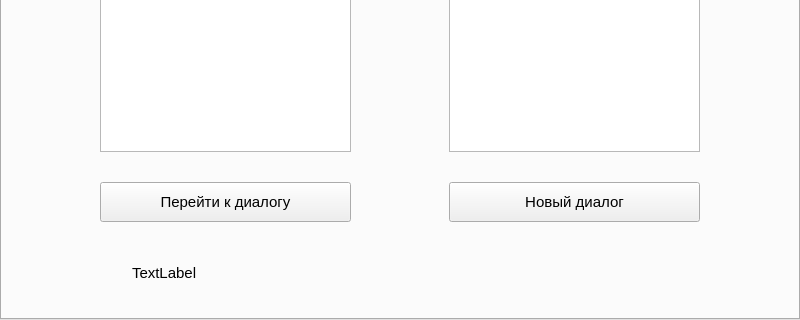
This is Client/mainwidget.ui in Kekuch13/messenger as Qt 5 draws it before an edit; both pictures show x 0 to 800 and y 280 to 600 of the 800 by 600 pixel window. The edited form follows.
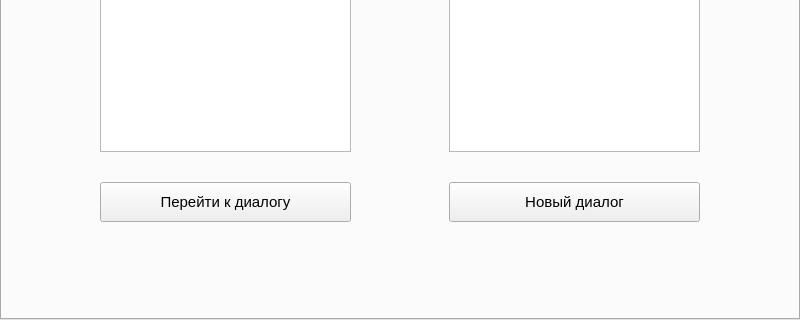
This is the edited form.

Commit message: небольшой рефакторинг

What changed in the file:
```diff
--- a/Client/mainwidget.ui
+++ b/Client/mainwidget.ui
@@ -277,18 +277,8 @@
        <property name="text">
         <string/>
        </property>
-      </widget>
-      <widget class="QLabel" name="label_5">
-       <property name="geometry">
-        <rect>
-         <x>130</x>
-         <y>500</y>
-         <width>551</width>
-         <height>41</height>
-        </rect>
-       </property>
-       <property name="text">
-        <string>TextLabel</string>
+       <property name="alignment">
+        <set>Qt::AlignCenter</set>
        </property>
       </widget>
      </widget>
```
Left out of the diff: 3 changed lines with no effect on the pictures. The commit also changes 2 other files.
